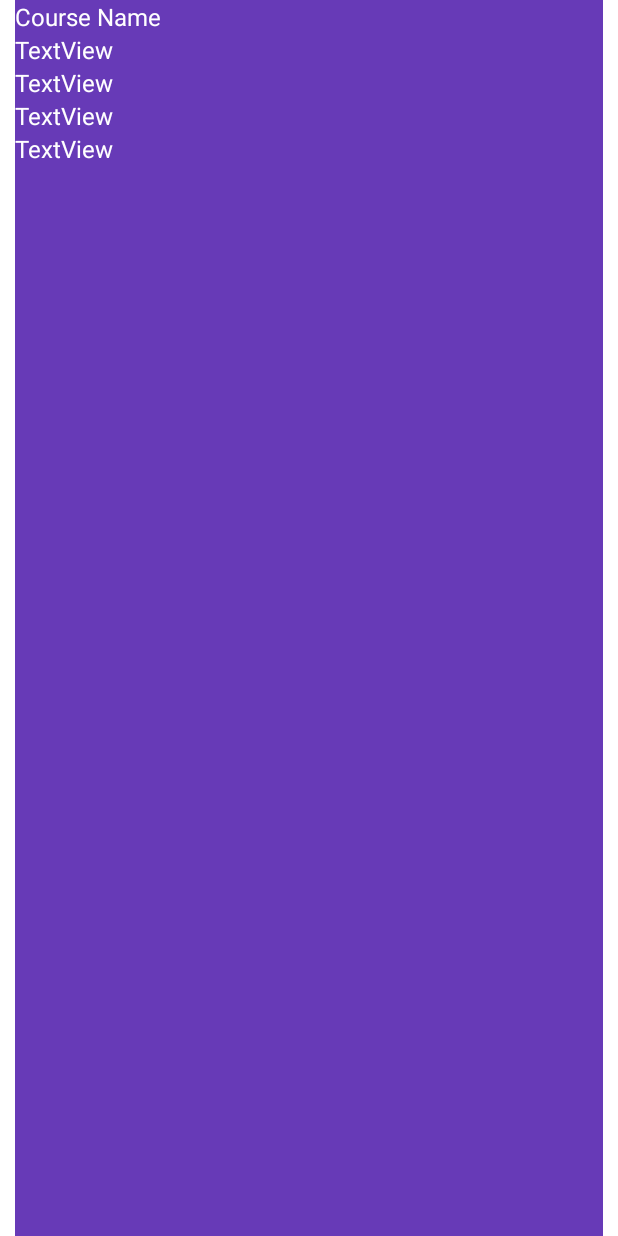
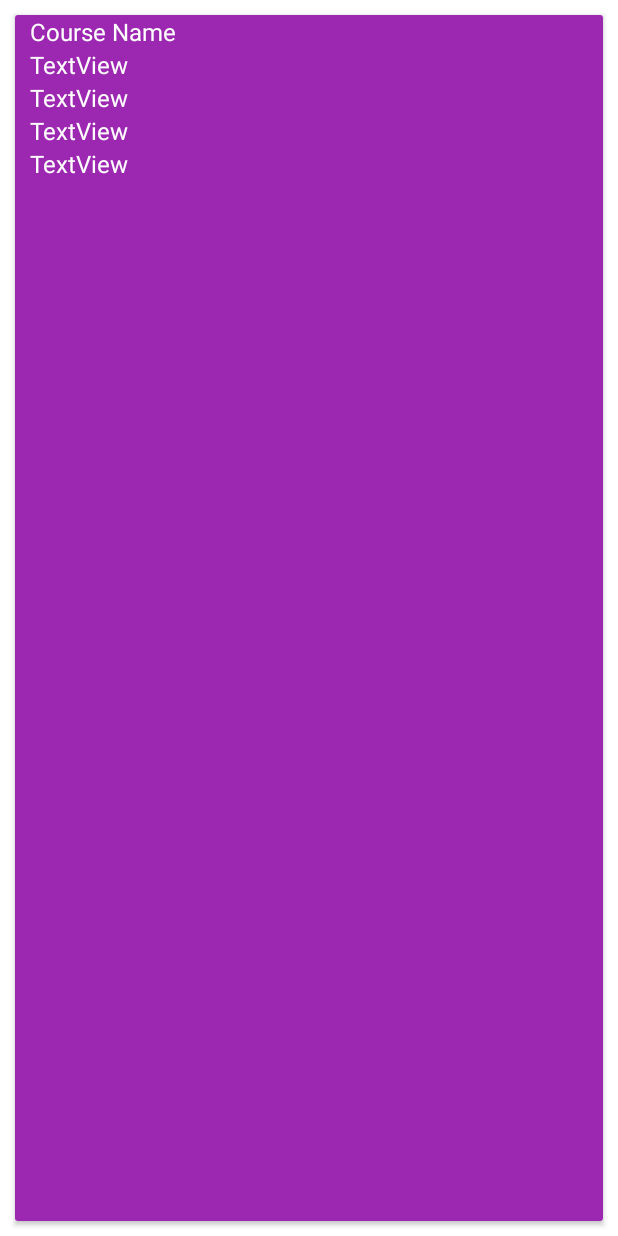
Before and after one commit to peterhuga/INFO6124Project1, an Android app: the layout recyclerview_item.xml on its own in the app's theme, with its tools: preview values and no code run, on a phone screen of 412 x 824 dp. Run offline under Robolectric (Android 15) with nearby library versions, the phone set to English and light mode, and no system bars.

Commit message:
color set!

```diff
--- a/app/src/main/res/layout/recyclerview_item.xml
+++ b/app/src/main/res/layout/recyclerview_item.xml
@@ -1,16 +1,26 @@
 <?xml version="1.0" encoding="utf-8"?>
-<LinearLayout xmlns:android="http://schemas.android.com/apk/res/android"
+<androidx.cardview.widget.CardView xmlns:android="http://schemas.android.com/apk/res/android"
+
+    xmlns:app="http://schemas.android.com/apk/res-auto"
     android:layout_width="match_parent"
     android:layout_height="match_parent"
-    android:layout_marginHorizontal="10dp"
+    android:layout_margin="10dp"
     android:background="#673AB7"
     android:orientation="vertical">
 
+
+    <LinearLayout
+        android:id="@+id/cardView"
+        android:layout_width="match_parent"
+        android:layout_height="match_parent"
+        android:background="#9C27B0"
+        android:orientation="vertical">
 
         <TextView
             android:id="@+id/courseNameRvTxt"
             android:layout_width="match_parent"
             android:layout_height="wrap_content"
+            android:paddingStart="10dp"
             android:text="Course Name"
             android:textColor="@color/white"
             android:textSize="16sp" />
@@ -19,6 +29,7 @@
             android:id="@+id/gradeTypeRvTxt"
             android:layout_width="match_parent"
             android:layout_height="wrap_content"
+            android:paddingStart="10dp"
             android:text="TextView"
             android:textColor="@color/white"
             android:textSize="16sp" />
@@ -27,6 +38,7 @@
             android:id="@+id/fullGradeRvTxt"
             android:layout_width="match_parent"
             android:layout_height="wrap_content"
+            android:paddingStart="10dp"
             android:text="TextView"
             android:textColor="@color/white"
             android:textSize="16sp" />
@@ -35,6 +47,7 @@
             android:id="@+id/rcvGradeRvTxt"
             android:layout_width="match_parent"
             android:layout_height="wrap_content"
+            android:paddingStart="10dp"
             android:text="TextView"
             android:textColor="@color/white"
             android:textSize="16sp" />
@@ -43,7 +56,11 @@
             android:id="@+id/percentageRvTxt"
             android:layout_width="match_parent"
             android:layout_height="wrap_content"
+            android:paddingStart="10dp"
             android:text="TextView"
             android:textColor="@color/white"
             android:textSize="16sp" />
+
     </LinearLayout>
+
+</androidx.cardview.widget.CardView>
```
Also changed, not shown: app/src/main/java/jwang/example/info6124lab2/MainActivity.kt (+14 -4 lines), app/src/main/java/jwang/example/info6124lab2/RecyclerAdapter.kt (+28 -6 lines), app/src/main/java/jwang/example/info6124lab2/SecondActivity.kt (+3 -4 lines). Lines whose indentation alone changed are shown as unchanged.
